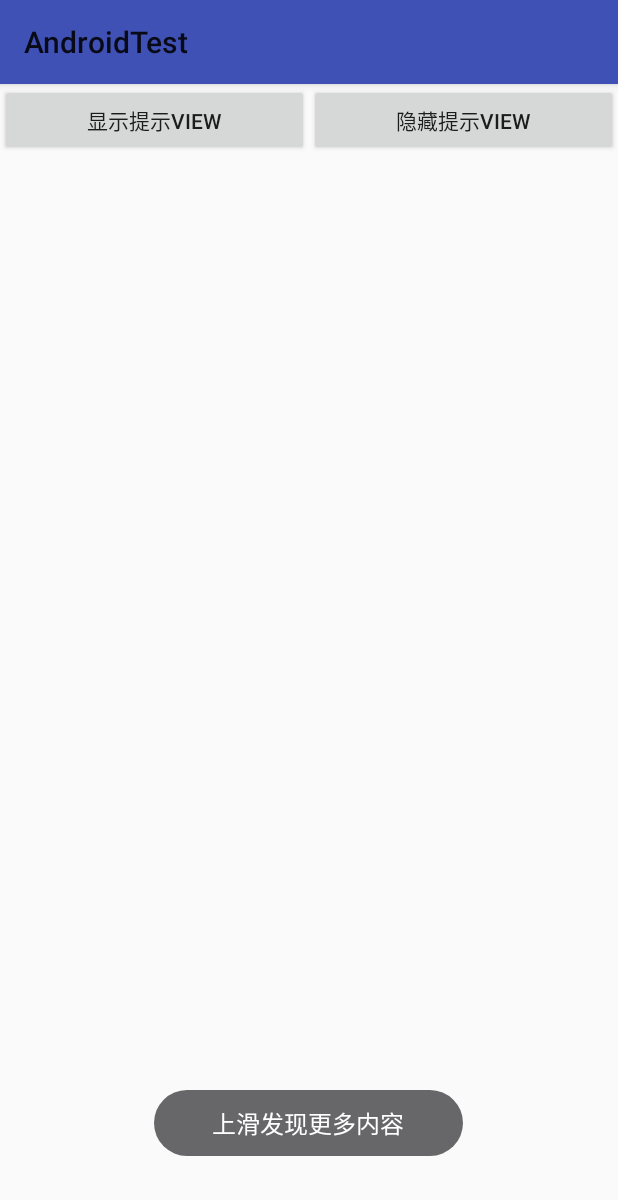
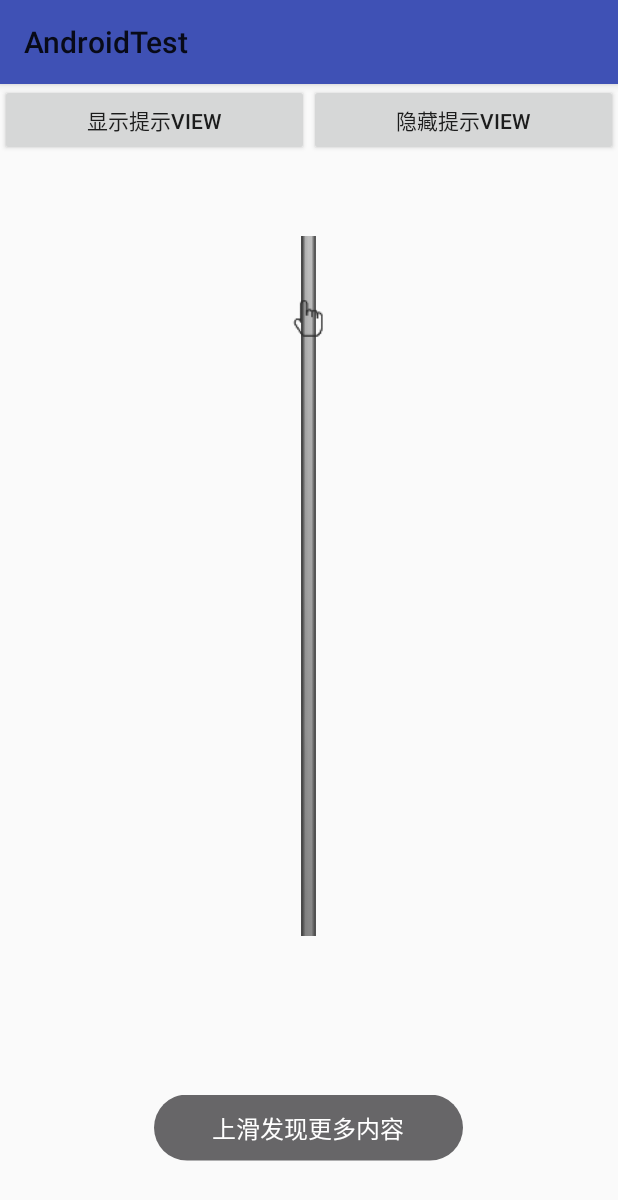
Before and after one commit to ADeveloperH/AndroidTest, an Android app: the screen it shows after launch (MainActivity), after a tap on "显示提示VIEW", on a phone screen of 412 x 824 dp. Shown: the top 1200 px of the screen. Run offline under Robolectric (Android 15) with nearby library versions, the light colour scheme and no system bars; our stand-ins replace ButterKnife.

Commit message:
手势引导动画基本模型完成

```diff
--- a/app/src/main/java/com/mobile/androidtest/HomeNormalNotifyView.java
+++ b/app/src/main/java/com/mobile/androidtest/HomeNormalNotifyView.java
@@ -49,14 +49,19 @@ public class HomeNormalNotifyView extends LinearLayout {
         setOrientation(VERTICAL);
     }
 
+    private boolean isAdded = false;
+
     /**
      * 动画显示当前布局
      * 属性动画相对自身移动需要API14+,这里用补间动画实现
      */
     public void showNotifyView() {
         setVisibility(View.VISIBLE);
-        View view = View.inflate(context, R.layout.viewswitcher, null);
-        addView(view, LayoutParams.MATCH_PARENT, dip2px(context, 50));
+        if (!isAdded) {
+            View view = View.inflate(context, R.layout.viewswitcher, null);
+            addView(view, LayoutParams.MATCH_PARENT, dip2px(context, 50));
+            isAdded = true;
+        }
 
         viewSwitcher = (ViewSwitcher) findViewById(R.id.viewSwitcher);
         TranslateAnimation showAnim = new TranslateAnimation(
--- a/app/src/main/java/com/mobile/androidtest/MainActivity.java
+++ b/app/src/main/java/com/mobile/androidtest/MainActivity.java
@@ -1,8 +1,12 @@
 package com.mobile.androidtest;
 
+import android.animation.ValueAnimator;
 import android.os.Bundle;
 import android.support.v7.app.AppCompatActivity;
+import android.util.Log;
 import android.view.View;
+import android.widget.ImageView;
+import android.widget.LinearLayout;
 
 import butterknife.BindView;
 import butterknife.ButterKnife;
@@ -12,6 +16,10 @@ public class MainActivity extends AppCompatActivity {
 
     @BindView(R.id.homenotifyview)
     HomeNormalNotifyView homenotifyview;
+    @BindView(R.id.iv_line)
+    ImageView ivLine;
+    @BindView(R.id.iv_hand)
+    ImageView ivHand;
 
     @Override
     protected void onCreate(Bundle savedInstanceState) {
@@ -19,6 +27,27 @@ public class MainActivity extends AppCompatActivity {
         setContentView(R.layout.activity_main);
         ButterKnife.bind(this);
 
+
+        ValueAnimator valueAnimator = ValueAnimator.ofInt(ivLine.getLayoutParams().height, 700);
+        valueAnimator.setDuration(2000);
+        valueAnimator.setRepeatCount(ValueAnimator.INFINITE);
+        valueAnimator.setRepeatMode(ValueAnimator.RESTART);
+        valueAnimator.addUpdateListener(new ValueAnimator.AnimatorUpdateListener() {
+            @Override
+            public void onAnimationUpdate(ValueAnimator animator) {
+                int currentValue = (Integer) animator.getAnimatedValue();
+                // 获得每次变化后的属性值
+                Log.d("huang", "onAnimationUpdate: currentValue:" + currentValue);
+                ivLine.getLayoutParams().height = currentValue;
+                LinearLayout.LayoutParams layoutParams = (LinearLayout.LayoutParams) ivHand.getLayoutParams();
+
+                layoutParams.bottomMargin = currentValue - 105;
+                // 刷新视图，即重新绘制，从而实现动画效果
+                ivLine.requestLayout();
+                ivHand.requestLayout();
+            }
+        });
+        valueAnimator.start();
 
 
         homenotifyview.setOnClickListener(new View.OnClickListener() {
--- a/app/src/main/res/layout/activity_main.xml
+++ b/app/src/main/res/layout/activity_main.xml
@@ -2,36 +2,70 @@
 <LinearLayout xmlns:android="http://schemas.android.com/apk/res/android"
     android:layout_width="match_parent"
     android:layout_height="match_parent"
-    android:gravity="bottom|center_horizontal"
+    android:gravity="center_horizontal"
     android:orientation="vertical">
-
 
     <LinearLayout
         android:layout_width="match_parent"
-        android:layout_height="0dp"
-        android:layout_weight="1"
+        android:layout_height="wrap_content"
         android:orientation="horizontal">
 
         <Button
             android:id="@+id/btn_show"
             android:layout_width="0dp"
+            android:layout_height="wrap_content"
             android:layout_weight="1"
-            android:layout_height="wrap_content"
             android:text="显示提示view" />
 
         <Button
             android:id="@+id/btn_hiddlen"
             android:layout_width="0dp"
+            android:layout_height="wrap_content"
             android:layout_weight="1"
-            android:layout_height="wrap_content"
             android:text="隐藏提示view" />
     </LinearLayout>
 
-    <com.mobile.androidtest.HomeNormalNotifyView
-        android:id="@+id/homenotifyview"
+    <RelativeLayout
         android:layout_width="match_parent"
-        android:layout_height="wrap_content"
-        android:visibility="gone"
-        android:paddingBottom="50dp" />
+        android:layout_height="0dp"
+        android:layout_weight="1">
+
+        <ImageView
+            android:id="@+id/iv_line"
+            android:layout_width="10dp"
+            android:layout_height="30dp"
+            android:layout_alignParentBottom="true"
+            android:layout_centerHorizontal="true"
+            android:background="@drawable/line" />
+
+        <LinearLayout
+            android:layout_width="wrap_content"
+            android:layout_height="wrap_content"
+            android:layout_alignParentBottom="true"
+            android:layout_centerHorizontal="true"
+            android:orientation="vertical">
+
+            <ImageView
+                android:id="@+id/iv_hand"
+                android:layout_width="30dp"
+                android:layout_height="30dp"
+                android:background="@drawable/hand" />
+        </LinearLayout>
+    </RelativeLayout>
+
+    <LinearLayout
+        android:layout_width="wrap_content"
+        android:layout_height="200dp"
+        android:gravity="bottom"
+        android:orientation="vertical">
+
+        <com.mobile.androidtest.HomeNormalNotifyView
+            android:id="@+id/homenotifyview"
+            android:layout_width="match_parent"
+            android:layout_height="wrap_content"
+            android:layout_marginTop="30dp"
+            android:paddingBottom="50dp"
+            android:visibility="visible" />
+    </LinearLayout>
 
 </LinearLayout>
```
Also changed, not shown: app/src/main/res/drawable-xxhdpi/hand.png (added), app/src/main/res/drawable-xxhdpi/line.png (added).
